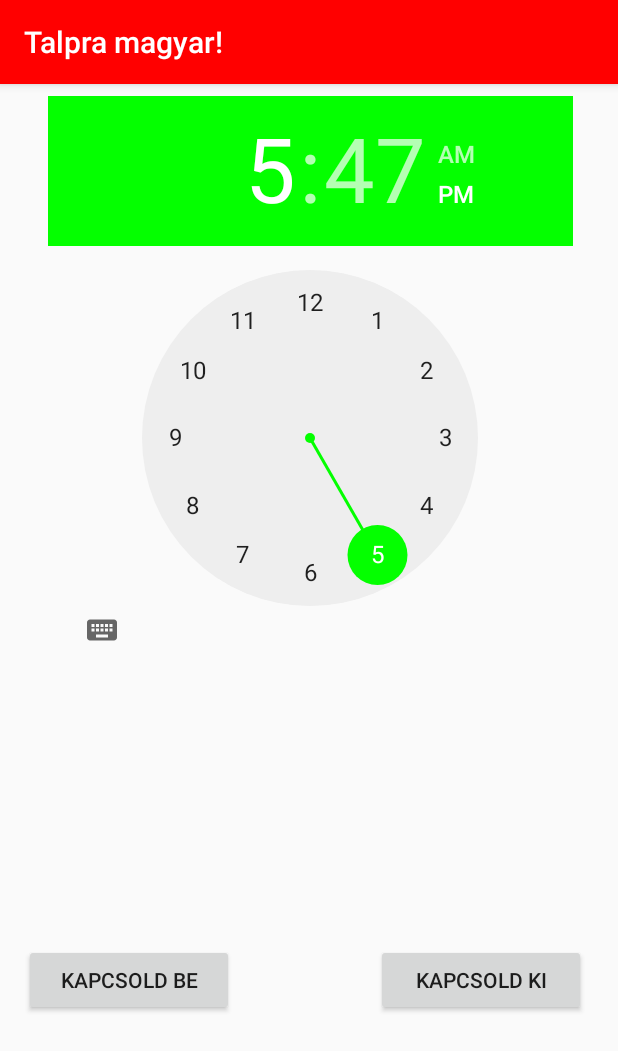
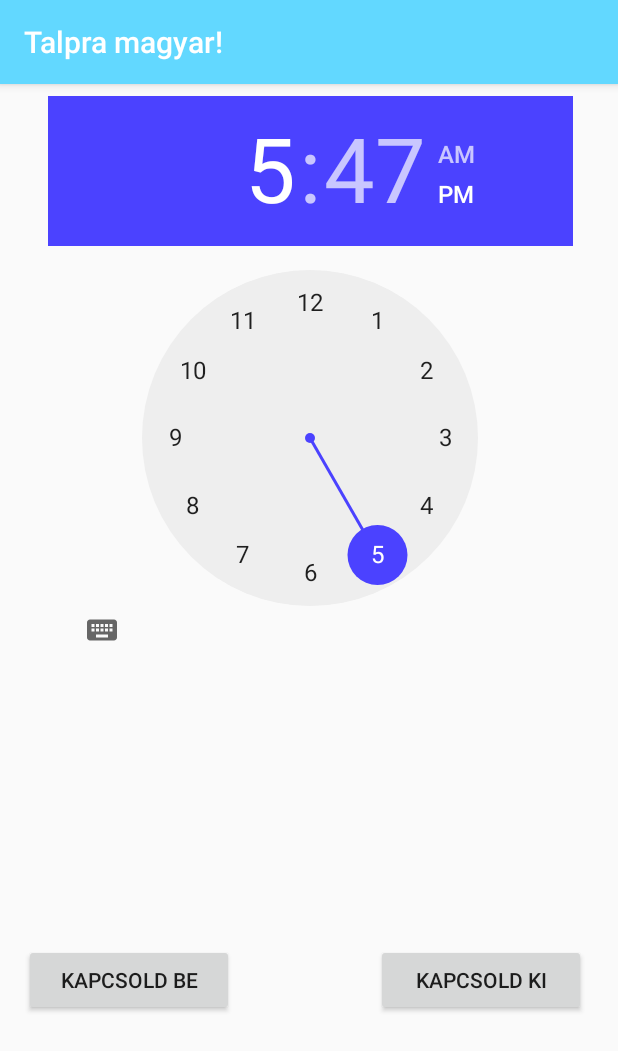
Before and after one commit to whatDayIsToday/Ebreszto_V10-master, an Android app: the screen it shows after launch (MainActivity), on a phone screen of 412 x 824 dp. Shown: the top 1051 px of the screen. Run offline under Robolectric (Android 15) with nearby library versions, the phone set to English and light mode, and no system bars.

Commit message:
Színek megváltoztatás - barátibbra

```diff
--- a/app/src/main/res/values/colors.xml
+++ b/app/src/main/res/values/colors.xml
@@ -1,6 +1,6 @@
 <?xml version="1.0" encoding="utf-8"?>
 <resources>
-    <color name="colorPrimary">#ff0000</color>
-    <color name="colorPrimaryDark">#55ff00</color>
-    <color name="colorAccent">#04ff00</color>
+    <color name="colorPrimary">#62d8ff</color>
+    <color name="colorPrimaryDark">#ffc800</color>
+    <color name="colorAccent">#4b42ff</color>
 </resources>
```
